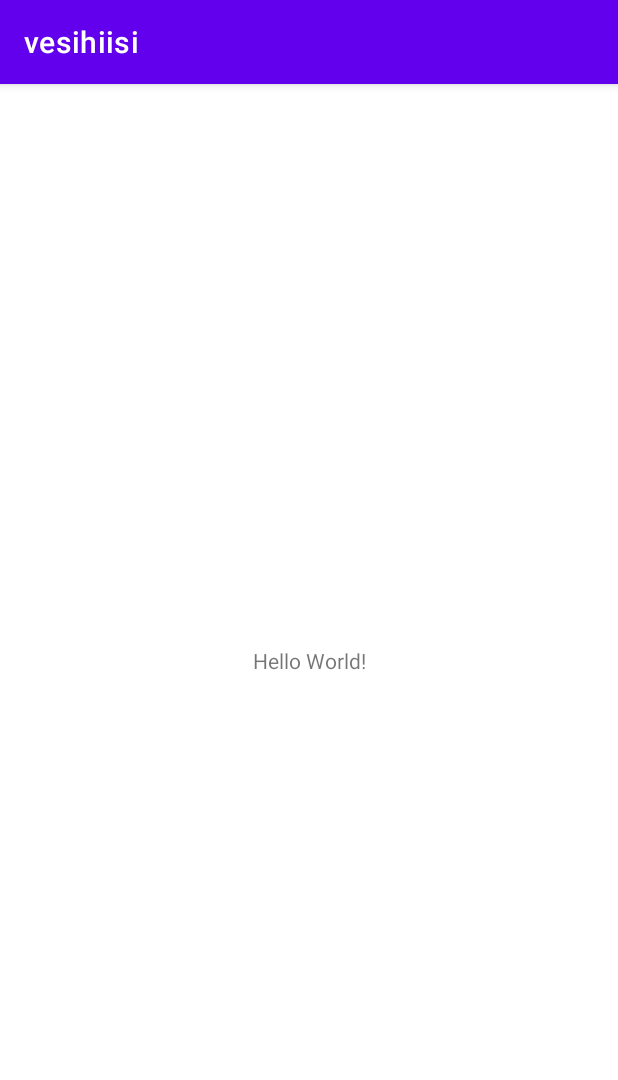
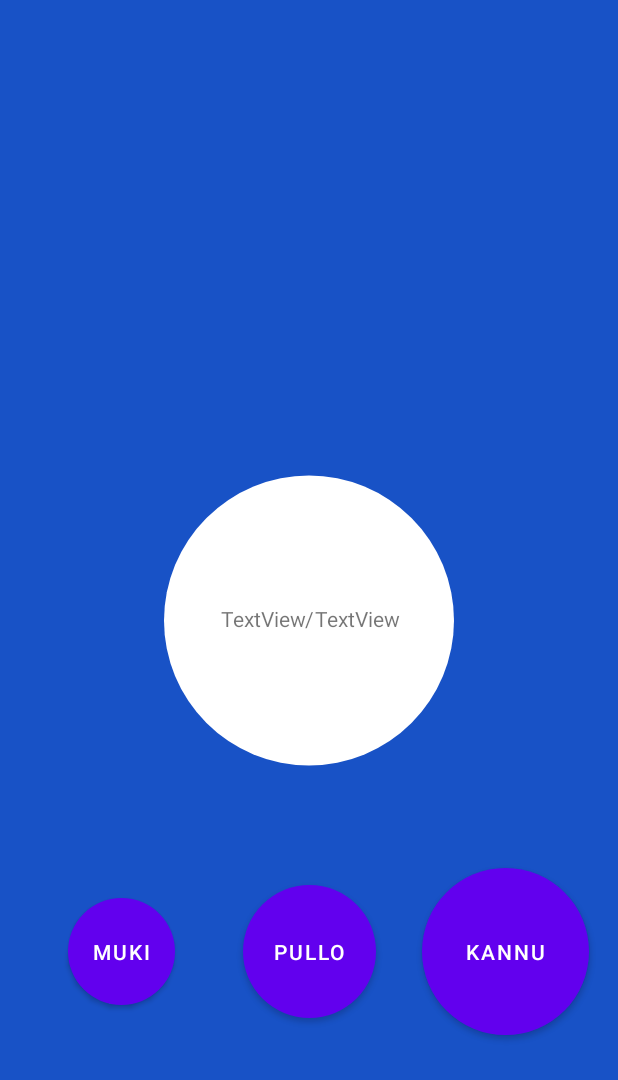
Before and after one commit to Pennane/vesihiisi, an Android app: the screen it shows after launch (MainActivity), on a phone screen of 412 x 824 dp. Shown: the top 1080 px of the screen. Run offline under Robolectric (Android 15) with nearby library versions, the phone set to English and light mode, and no system bars.

Commit message:
base activity

```diff
--- a/app/build.gradle
+++ b/app/build.gradle
@@ -25,6 +25,9 @@ android {
         sourceCompatibility JavaVersion.VERSION_1_8
         targetCompatibility JavaVersion.VERSION_1_8
     }
+    buildFeatures {
+        viewBinding true
+    }
 }
 
 dependencies {
@@ -32,6 +35,10 @@ dependencies {
     implementation 'androidx.appcompat:appcompat:1.4.0'
     implementation 'com.google.android.material:material:1.4.0'
     implementation 'androidx.constraintlayout:constraintlayout:2.1.2'
+    implementation 'androidx.lifecycle:lifecycle-livedata-ktx:2.3.1'
+    implementation 'androidx.lifecycle:lifecycle-viewmodel-ktx:2.3.1'
+    implementation 'androidx.navigation:navigation-fragment:2.3.5'
+    implementation 'androidx.navigation:navigation-ui:2.3.5'
     testImplementation 'junit:junit:4.+'
     androidTestImplementation 'androidx.test.ext:junit:1.1.3'
     androidTestImplementation 'androidx.test.espresso:espresso-core:3.4.0'
--- a/app/src/main/AndroidManifest.xml
+++ b/app/src/main/AndroidManifest.xml
@@ -1,6 +1,6 @@
 <?xml version="1.0" encoding="utf-8"?>
 <manifest xmlns:android="http://schemas.android.com/apk/res/android"
-    package="com.example.vesihiisi">
+    package="com.example.vesihiisi" >
 
     <application
         android:allowBackup="true"
@@ -8,10 +8,10 @@
         android:label="@string/app_name"
         android:roundIcon="@mipmap/ic_launcher_round"
         android:supportsRtl="true"
-        android:theme="@style/Theme.Vesihiisi">
+        android:theme="@style/Theme.Vesihiisi" >
         <activity
             android:name=".MainActivity"
-            android:exported="true">
+            android:exported="true" >
             <intent-filter>
                 <action android:name="android.intent.action.MAIN" />
 
--- /dev/null
+++ b/app/src/main/res/drawable/circle.xml
@@ -0,0 +1,11 @@
+<?xml version="1.0" encoding="utf-8"?>
+<shape
+    xmlns:android="http://schemas.android.com/apk/res/android"
+    android:shape="oval">
+
+    <solid
+        android:color="#fff"/>
+    <size
+        android:width="120dp"
+        android:height="120dp"/>
+</shape>
--- a/app/src/main/res/layout/activity_main.xml
+++ b/app/src/main/res/layout/activity_main.xml
@@ -4,15 +4,92 @@
     xmlns:tools="http://schemas.android.com/tools"
     android:layout_width="match_parent"
     android:layout_height="match_parent"
+    android:background="#1852C6"
     tools:context=".MainActivity">
 
+
+    <ImageView
+        android:id="@+id/imageView"
+        android:layout_width="193dp"
+        android:layout_height="0dp"
+        android:layout_marginTop="263dp"
+        android:layout_marginBottom="26dp"
+        app:layout_constraintBottom_toTopOf="@+id/buttonmuki2"
+        app:layout_constraintEnd_toEndOf="parent"
+        app:layout_constraintStart_toStartOf="parent"
+        app:layout_constraintTop_toTopOf="parent"
+        app:layout_constraintVertical_bias="0.499"
+        app:srcCompat="@drawable/circle" />
+
     <TextView
+        android:id="@+id/textView3"
         android:layout_width="wrap_content"
         android:layout_height="wrap_content"
-        android:text="Hello World!"
+        android:text="/"
         app:layout_constraintBottom_toBottomOf="parent"
         app:layout_constraintLeft_toLeftOf="parent"
         app:layout_constraintRight_toRightOf="parent"
         app:layout_constraintTop_toTopOf="parent" />
 
+    <TextView
+        android:id="@+id/textView"
+        android:layout_width="wrap_content"
+        android:layout_height="wrap_content"
+        android:layout_marginStart="1dp"
+        android:layout_marginEnd="6dp"
+        android:text="TextView"
+        app:layout_constraintBottom_toBottomOf="@+id/textView3"
+        app:layout_constraintEnd_toStartOf="@+id/textView2"
+        app:layout_constraintHorizontal_chainStyle="packed"
+        app:layout_constraintStart_toStartOf="parent"
+        app:layout_constraintTop_toTopOf="@+id/textView3"
+        app:layout_constraintVertical_bias="0.494" />
+
+    <TextView
+        android:id="@+id/textView2"
+        android:layout_width="wrap_content"
+        android:layout_height="wrap_content"
+        android:text="TextView"
+        app:layout_constraintBottom_toBottomOf="@+id/textView3"
+        app:layout_constraintEnd_toEndOf="parent"
+        app:layout_constraintStart_toEndOf="@+id/textView"
+        app:layout_constraintTop_toTopOf="@+id/textView3" />
+
+    <Button
+        android:id="@+id/buttonmuki"
+        android:layout_width="32pt"
+        android:layout_height="32pt"
+        android:background="@drawable/circle"
+        android:text="Muki"
+        app:layout_constraintBottom_toBottomOf="@+id/buttonmuki2"
+        app:layout_constraintEnd_toStartOf="@+id/buttonmuki2"
+        app:layout_constraintStart_toStartOf="parent"
+        app:layout_constraintTop_toTopOf="@+id/buttonmuki2" />
+
+
+    <Button
+        android:id="@+id/buttonmuki2"
+        android:layout_width="40pt"
+        android:layout_height="40pt"
+        android:layout_marginBottom="145dp"
+        android:background="@drawable/circle"
+        android:text="Pullo"
+        app:layout_constraintBottom_toBottomOf="parent"
+        app:layout_constraintEnd_toEndOf="parent"
+        app:layout_constraintStart_toStartOf="parent"
+        app:layout_constraintTop_toBottomOf="@+id/imageView" />
+
+    <Button
+        android:id="@+id/buttonmuki3"
+        android:layout_width="50pt"
+        android:layout_height="50pt"
+        android:background="@drawable/circle"
+        android:text="Kannu"
+        app:layout_constraintBottom_toBottomOf="@+id/buttonmuki2"
+        app:layout_constraintEnd_toEndOf="parent"
+        app:layout_constraintHorizontal_bias="0.619"
+        app:layout_constraintStart_toEndOf="@+id/buttonmuki2"
+        app:layout_constraintTop_toTopOf="@+id/buttonmuki2" />
+
+
 </androidx.constraintlayout.widget.ConstraintLayout>
--- /dev/null
+++ b/app/src/main/res/values/dimens.xml
@@ -0,0 +1,5 @@
+<resources>
+    <!-- Default screen margins, per the Android Design guidelines. -->
+    <dimen name="activity_horizontal_margin">16dp</dimen>
+    <dimen name="activity_vertical_margin">16dp</dimen>
+</resources>
--- a/app/src/main/res/values/strings.xml
+++ b/app/src/main/res/values/strings.xml
@@ -1,3 +1,7 @@
 <resources>
     <string name="app_name">vesihiisi</string>
+    <string name="title_activity_testmain">testmain</string>
+    <string name="title_home">Home</string>
+    <string name="title_dashboard">Dashboard</string>
+    <string name="title_notifications">Notifications</string>
 </resources>
--- a/app/src/main/res/values/themes.xml
+++ b/app/src/main/res/values/themes.xml
@@ -1,6 +1,6 @@
 <resources xmlns:tools="http://schemas.android.com/tools">
     <!-- Base application theme. -->
-    <style name="Theme.Vesihiisi" parent="Theme.MaterialComponents.DayNight.DarkActionBar">
+    <style name="Theme.Vesihiisi" parent="Theme.MaterialComponents.DayNight.NoActionBar">
         <!-- Primary brand color. -->
         <item name="colorPrimary">@color/purple_500</item>
         <item name="colorPrimaryVariant">@color/purple_700</item>
```
